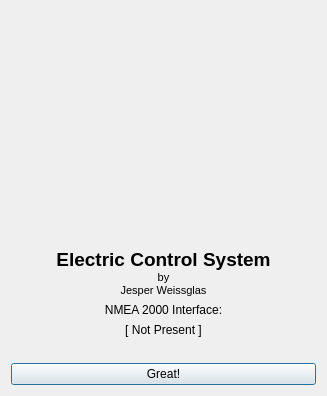
This is ElecntrlManager/about.ui in JesperWe/CANLight as Qt 5 draws it before an edit. The edited form follows.
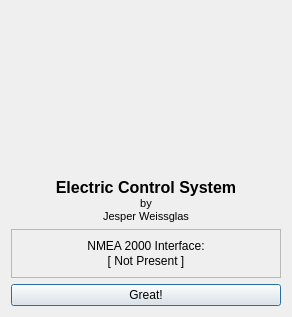
This is the edited form. Icons and pictures are not drawn.

Commit message: Beautify About Box. Make Network menu status aware.

The edit to the form file:
```diff
--- a/ElecntrlManager/about.ui
+++ b/ElecntrlManager/about.ui
@@ -6,8 +6,8 @@
    <rect>
     <x>0</x>
     <y>0</y>
-    <width>327</width>
-    <height>396</height>
+    <width>292</width>
+    <height>317</height>
    </rect>
   </property>
   <property name="windowTitle">
@@ -35,7 +35,7 @@
      <property name="sizeHint" stdset="0">
       <size>
        <width>20</width>
-       <height>40</height>
+       <height>30</height>
       </size>
      </property>
     </spacer>
@@ -47,7 +47,7 @@
 &lt;html&gt;&lt;head&gt;&lt;meta name=&quot;qrichtext&quot; content=&quot;1&quot; /&gt;&lt;style type=&quot;text/css&quot;&gt;
 p, li { white-space: pre-wrap; }
 &lt;/style&gt;&lt;/head&gt;&lt;body style=&quot; font-family:'MS Shell Dlg 2'; font-size:8.25pt; font-weight:400; font-style:normal;&quot;&gt;
-&lt;p align=&quot;center&quot; style=&quot; margin-top:0px; margin-bottom:0px; margin-left:0px; margin-right:0px; -qt-block-indent:0; text-indent:0px;&quot;&gt;&lt;span style=&quot; font-size:14pt; font-weight:600;&quot;&gt;Electric Control System&lt;/span&gt;&lt;/p&gt;
+&lt;p align=&quot;center&quot; style=&quot; margin-top:0px; margin-bottom:0px; margin-left:0px; margin-right:0px; -qt-block-indent:0; text-indent:0px;&quot;&gt;&lt;span style=&quot; font-size:12pt; font-weight:600;&quot;&gt;Electric Control System&lt;/span&gt;&lt;/p&gt;
 &lt;p align=&quot;center&quot; style=&quot; margin-top:0px; margin-bottom:0px; margin-left:0px; margin-right:0px; -qt-block-indent:0; text-indent:0px;&quot;&gt;&lt;span style=&quot; font-size:8pt;&quot;&gt;by&lt;/span&gt;&lt;/p&gt;
 &lt;p align=&quot;center&quot; style=&quot; margin-top:0px; margin-bottom:0px; margin-left:0px; margin-right:0px; -qt-block-indent:0; text-indent:0px;&quot;&gt;&lt;span style=&quot; font-size:8pt;&quot;&gt;Jesper Weissglas&lt;/span&gt;&lt;/p&gt;&lt;/body&gt;&lt;/html&gt;</string>
      </property>
@@ -55,10 +55,22 @@
       <set>Qt::AlignCenter</set>
      </property>
      <property name="margin">
-      <number>18</number>
+      <number>0</number>
      </property>
     </widget>
    </item>
+   <item>
+    <widget class="QFrame" name="frame">
+     <property name="frameShape">
+      <enum>QFrame::StyledPanel</enum>
+     </property>
+     <property name="frameShadow">
+      <enum>QFrame::Raised</enum>
+     </property>
+     <layout class="QVBoxLayout" name="verticalLayout_2">
+      <property name="spacing">
+       <number>1</number>
+      </property>
    <item>
     <widget class="QLabel" name="label_2">
      <property name="text">
@@ -85,11 +97,7 @@
      </property>
     </widget>
    </item>
-   <item>
-    <widget class="QLabel" name="label_3">
-     <property name="text">
-      <string/>
-     </property>
+     </layout>
     </widget>
    </item>
    <item>
```
Left out of the diff: 1 changed line with no effect on the pictures. Lines whose indentation alone changed are shown as unchanged. The commit also changes 3 other files.
